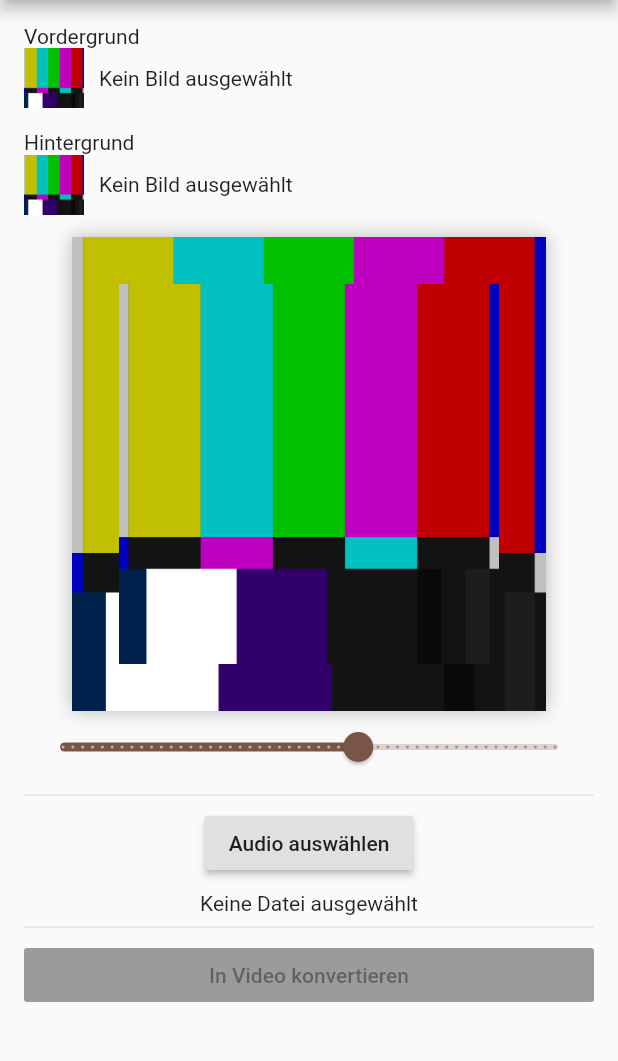
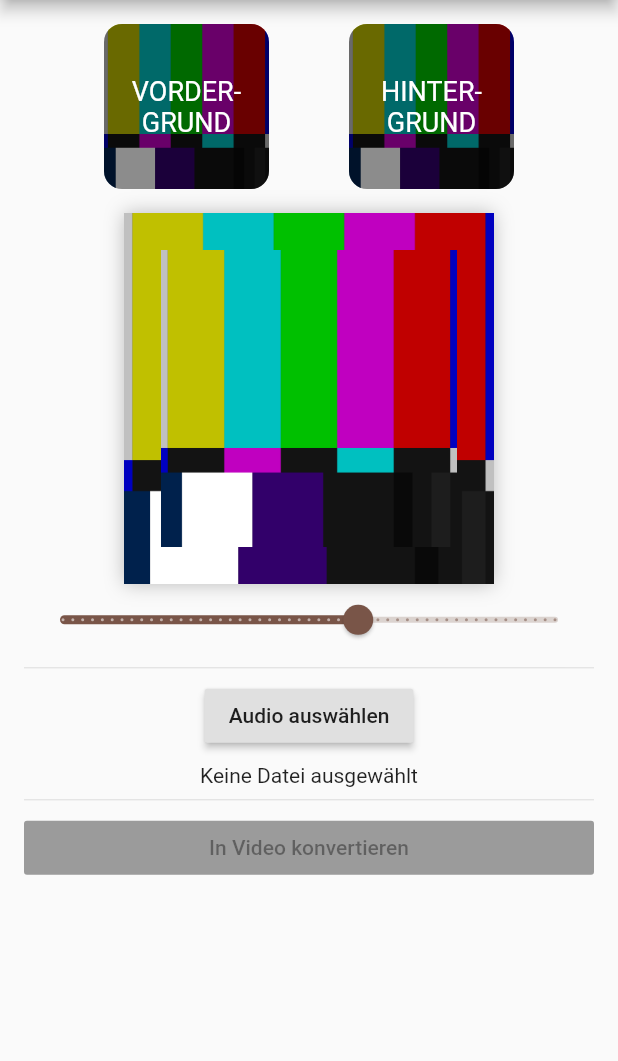
Before and after one commit to doodlezucc/SnippetFeed, a Flutter app: the screen it shows after launch, on a phone screen of 412 x 824 dp, the part 84-1145 px from its top. Run offline on Flutter 3.47's test engine with Material 2 defaults, Android fonts, the phone set to English and light mode, and no system bars; our stand-ins replace file_picker; missing offline and left inert: esys_flutter_share, flutter_ffmpeg, flutter_sound.

Commit message:
better layout / orientation optimized

```diff
--- a/lib/buttons.dart
+++ b/lib/buttons.dart
@@ -60,51 +60,49 @@ class ImagePickButton extends FilePickButton {
       @required void Function(StatusFile) onUpdate})
       : super(key: key, file: file, text: text, onUpdate: onUpdate);
 
-  static const double previewSize = 40;
-  static const double insets = 10;
-
   @override
   Widget build(BuildContext context) {
-    return Column(
-      crossAxisAlignment: CrossAxisAlignment.start,
+    return ClipRRect(
+      borderRadius: BorderRadius.circular(12),
+      child: Container(
+        width: 110,
+        height: 110,
+        child: Stack(
+          alignment: Alignment.center,
           children: [
-        Text(text),
-        Padding(
-          padding: const EdgeInsets.only(top: 0, bottom: insets + 5),
-          child: InkWell(
-            onTap: file.status == FileStatus.LOADING ? null : pickFile,
-            child: Container(
-              child: Row(
-                children: <Widget>[
-                  Container(
-                    width: previewSize + insets,
-                    height: previewSize,
-                    padding: const EdgeInsets.only(right: insets),
-                    child: Image(
+            Image(
               image: file.file != null
                   ? FileImage(file.file)
                   : AssetImage("assets/testpattern.png"),
               gaplessPlayback: true,
+              fit: BoxFit.cover,
               width: double.infinity,
               height: double.infinity,
-                      fit: BoxFit.cover,
+            ),
+            Material(
+              color: Colors.transparent,
+              child: InkWell(
+                onTap: file.status == FileStatus.LOADING ? null : pickFile,
+                child: Container(
+                  width: double.infinity,
+                  height: double.infinity,
+                  color: Colors.black45,
+                  child: Center(
+                    child: Text(
+                      text.toUpperCase(),
+                      textAlign: TextAlign.center,
+                      style: TextStyle(
+                        fontSize: 18,
+                        color: Colors.white,
                       ),
                     ),
-                  Flexible(
-                    fit: FlexFit.loose,
-                    child: Text(
-                      file.file != null
-                          ? basename(file.file.path)
-                          : "Kein Bild ausgewählt",
-                      softWrap: false,
+                  ),
+                ),
               ),
             ),
           ],
         ),
       ),
-          ),
-        ),
-      ],
     );
   }
 }
--- a/lib/main.dart
+++ b/lib/main.dart
@@ -20,8 +20,7 @@ class MyApp extends StatelessWidget {
     return MaterialApp(
       title: "vinsta",
       theme: ThemeData(
-        primarySwatch: Colors.brown,
-      ),
+          primarySwatch: Colors.brown, sliderTheme: SliderThemeData()),
       home: MyHomePage(),
     );
   }
@@ -89,21 +88,7 @@ class _MyHomePageState extends State<MyHomePage> with WidgetsBindingObserver {
 
   @override
   Widget build(BuildContext context) {
-    return Scaffold(
-        appBar: AppBar(
-          title: Text("vinsta"),
-        ),
-        body: ListView(
-          padding: const EdgeInsets.all(16),
-          children: <Widget>[
-            ImagePickButton(text: "Vordergrund", file: front, onUpdate: update),
-            ImagePickButton(text: "Hintergrund", file: back, onUpdate: update),
-            Padding(
-              padding: const EdgeInsets.symmetric(horizontal: 32),
-              child: LayeredImage(
-                  back: back.file, front: front.file, frontSize: frontSize),
-            ),
-            Slider.adaptive(
+    var slider = Slider.adaptive(
         value: frontSize,
         min: 0.5,
         max: 1.0,
@@ -114,7 +99,59 @@ class _MyHomePageState extends State<MyHomePage> with WidgetsBindingObserver {
           setState(() {
             frontSize = value;
           });
-                }),
+        });
+
+    return Scaffold(
+        appBar: AppBar(
+          title: Text("vinsta"),
+        ),
+        body: OrientationBuilder(
+          builder: (ctx, orientation) {
+            var portrait = orientation == Orientation.portrait;
+            return ListView(
+              padding: const EdgeInsets.all(16),
+              children: <Widget>[
+                Flex(
+                  direction: portrait ? Axis.vertical : Axis.horizontal,
+                  mainAxisSize: MainAxisSize.min,
+                  textDirection: TextDirection.rtl,
+                  children: <Widget>[
+                    Flexible(
+                      child: Column(
+                        mainAxisSize: MainAxisSize.min,
+                        children: <Widget>[
+                          Row(
+                            mainAxisSize: MainAxisSize.max,
+                            children: [
+                              Expanded(child: Container()),
+                              ImagePickButton(
+                                  text: "Vorder-grund",
+                                  file: front,
+                                  onUpdate: update),
+                              Expanded(child: Container(width: 16)),
+                              ImagePickButton(
+                                  text: "Hinter-grund",
+                                  file: back,
+                                  onUpdate: update),
+                              Expanded(child: Container()),
+                            ],
+                          ),
+                          if (!portrait) Container(height: 16),
+                          if (!portrait) slider,
+                        ],
+                      ),
+                    ),
+                    if (portrait) Container(height: 16),
+                    Container(
+                      height: MediaQuery.of(ctx).size.shortestSide * 0.6,
+                      child: LayeredImage(
+                          back: back.file,
+                          front: front.file,
+                          frontSize: frontSize),
+                    ),
+                  ],
+                ),
+                if (portrait) slider,
                 Divider(),
                 FilePickButton(
                   text: "Audio auswählen",
@@ -144,7 +181,8 @@ class _MyHomePageState extends State<MyHomePage> with WidgetsBindingObserver {
                       ? null
                       : () {
                           var innerContext;
-                      void Function(void Function()) setInnerState = (bruv) {};
+                          void Function(void Function()) setInnerState =
+                              (bruv) {};
                           int step = 0;
                           var fileBase =
                               path.basenameWithoutExtension(audio.file.path);
@@ -196,7 +234,8 @@ class _MyHomePageState extends State<MyHomePage> with WidgetsBindingObserver {
                               main: front.file,
                               frontSize: frontSize,
                               outSize: 1080,
-                          output: File(path.join(appDir.path, "$fileBase.tga")),
+                              output:
+                                  File(path.join(appDir.path, "$fileBase.tga")),
                               progressCallback: (v) {
                                 print("Progress: $v");
                                 progress = v;
@@ -210,14 +249,13 @@ class _MyHomePageState extends State<MyHomePage> with WidgetsBindingObserver {
                               setInnerState(() {});
                             }).then((v) {
                               reloadFiles();
-                          Navigator.of(innerContext, rootNavigator: true).pop();
+                              Navigator.of(innerContext, rootNavigator: true)
+                                  .pop();
                             });
                           });
                         },
                 ),
-            appDir == null
-                ? Container()
-                : Column(
+                Column(
                     children: filesSorted
                         .map((f) => Container(
                               child: Row(
@@ -246,6 +284,8 @@ class _MyHomePageState extends State<MyHomePage> with WidgetsBindingObserver {
                             ))
                         .toList())
               ],
+            );
+          },
         ));
   }
 }
--- a/pubspec.yaml
+++ b/pubspec.yaml
@@ -14,7 +14,7 @@ description: A new Flutter project.
 version: 0.7.0+1
 
 environment:
-  sdk: ">=2.1.0 <3.0.0"
+  sdk: ">=2.5.2 <3.0.0"
 
 dependencies:
   flutter:
```
Also changed, not shown: 2 other files. Lines whose indentation alone changed are shown as unchanged.
